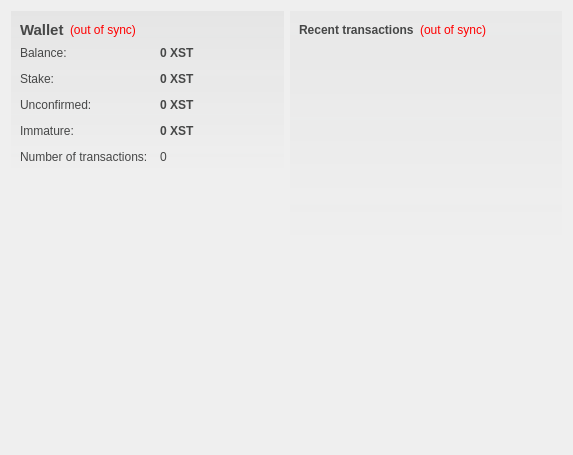
The window that src/qt/forms/overviewpage.ui (Stealth-R-D-LLC/Stealth) describes before a commit, drawn with Qt 5.
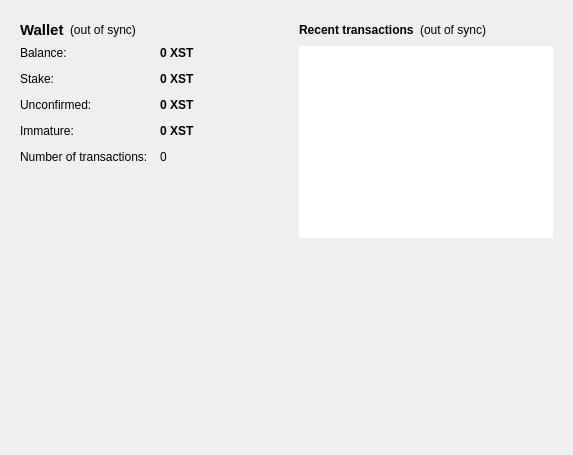
The same window after the commit. Icons and pictures are not drawn.

```diff
--- a/src/qt/forms/overviewpage.ui
+++ b/src/qt/forms/overviewpage.ui
@@ -13,17 +13,11 @@
   <property name="windowTitle">
    <string>Form</string>
   </property>
-  <property name="styleSheet">
-   <string notr="true">#OverviewPage { color: #464747; }</string>
-  </property>
   <layout class="QHBoxLayout" name="horizontalLayout" stretch="1,1">
    <item>
     <layout class="QVBoxLayout" name="verticalLayout_2">
      <item>
       <widget class="QFrame" name="frame">
-       <property name="styleSheet">
-        <string notr="true">#frame { background-color: qlineargradient(spread:pad, x1:0, y1:0, x2:0, y2:1, stop:0 rgba(70,71,71,15), stop:1.0 rgba(70,71,71,0)); }</string>
-       </property>
        <layout class="QVBoxLayout" name="verticalLayout_4">
         <item>
          <layout class="QHBoxLayout" name="horizontalLayout_4">
@@ -36,9 +30,6 @@
               <bold>true</bold>
              </font>
             </property>
-            <property name="styleSheet">
-             <string notr="true">color: #464747;</string>
-            </property>
             <property name="text">
              <string>Wallet</string>
             </property>
@@ -49,9 +40,6 @@
             <property name="toolTip">
              <string>The displayed information may be out of date. Your wallet automatically synchronizes with the StealthCoin network after a connection is established, but this process has not completed yet.</string>
             </property>
-            <property name="styleSheet">
-             <string notr="true">QLabel { color: red; }</string>
-            </property>
             <property name="text">
              <string notr="true">(out of sync)</string>
             </property>
@@ -88,9 +76,6 @@
           </property>
           <item row="0" column="0">
            <widget class="QLabel" name="label">
-            <property name="styleSheet">
-             <string notr="true">color: #464747;</string>
-            </property>
             <property name="text">
              <string>Balance:</string>
             </property>
@@ -110,9 +95,6 @@
             <property name="toolTip">
              <string>Your current balance</string>
             </property>
-            <property name="styleSheet">
-             <string notr="true">color: #464747;</string>
-            </property>
             <property name="text">
              <string notr="true">0 XST</string>
             </property>
@@ -123,9 +105,6 @@
           </item>
           <item row="1" column="0">
            <widget class="QLabel" name="label_6">
-            <property name="styleSheet">
-             <string notr="true">color: #464747;</string>
-            </property>
             <property name="text">
              <string>Stake:</string>
             </property>
@@ -145,9 +124,6 @@
             <property name="toolTip">
              <string>Total of coins that was staked, and do not yet count toward the current balance</string>
             </property>
-            <property name="styleSheet">
-             <string notr="true">color: #464747;</string>
-            </property>
             <property name="text">
              <string notr="true">0 XST</string>
             </property>
@@ -158,9 +134,6 @@
           </item>
           <item row="2" column="0">
            <widget class="QLabel" name="label_3">
-            <property name="styleSheet">
-             <string notr="true">color: #464747;</string>
-            </property>
             <property name="text">
              <string>Unconfirmed:</string>
             </property>
@@ -180,9 +153,6 @@
             <property name="toolTip">
              <string>Total of transactions that have yet to be confirmed, and do not yet count toward the current balance</string>
             </property>
-            <property name="styleSheet">
-             <string notr="true">color: #464747;</string>
-            </property>
             <property name="text">
              <string notr="true">0 XST</string>
             </property>
@@ -193,9 +163,6 @@
           </item>
           <item row="3" column="0">
            <widget class="QLabel" name="labelImmatureText">
-            <property name="styleSheet">
-             <string notr="true">color: #464747;</string>
-            </property>
             <property name="text">
              <string>Immature:</string>
             </property>
@@ -212,9 +179,6 @@
             <property name="toolTip">
              <string>Mined balance that has not yet matured</string>
             </property>
-            <property name="styleSheet">
-             <string notr="true">color: #464747;</string>
-            </property>
             <property name="text">
              <string notr="true">0 XST</string>
             </property>
@@ -225,9 +189,6 @@
           </item>
           <item row="4" column="0">
            <widget class="QLabel" name="label_2">
-            <property name="styleSheet">
-             <string notr="true">color: #464747;</string>
-            </property>
             <property name="text">
              <string>Number of transactions:</string>
             </property>
@@ -238,9 +199,6 @@
             <property name="toolTip">
              <string>Total number of transactions in wallet</string>
             </property>
-            <property name="styleSheet">
-             <string notr="true">color: #464747;</string>
-            </property>
             <property name="text">
              <string notr="true">0</string>
             </property>
@@ -265,7 +223,7 @@
       </spacer>
      </item>
      <item>
-      <widget class="QLabel" name="label_6">
+      <widget class="QLabel" name="label_61">
        <property name="text">
         <string/>
        </property>
@@ -289,17 +247,11 @@
     <layout class="QVBoxLayout" name="verticalLayout_3">
      <item>
       <widget class="QFrame" name="frame_2">
-       <property name="styleSheet">
-        <string notr="true">#frame_2 { background-color: qlineargradient(spread:pad, x1:0, y1:0, x2:0, y2:1, stop:0 rgba(70,71,71,10), stop:1.0 rgba(70,71,71,0)); }</string>
-       </property>
        <layout class="QVBoxLayout" name="verticalLayout">
         <item>
          <layout class="QHBoxLayout" name="horizontalLayout_2">
           <item>
            <widget class="QLabel" name="label_4">
-            <property name="styleSheet">
-             <string notr="true">color: #464747;</string>
-            </property>
             <property name="text">
              <string>&lt;b&gt;Recent transactions&lt;/b&gt;</string>
             </property>
@@ -310,9 +262,6 @@
             <property name="toolTip">
              <string>The displayed information may be out of date. Your wallet automatically synchronizes with the StealthCoin network after a connection is established, but this process has not completed yet.</string>
             </property>
-            <property name="styleSheet">
-             <string notr="true">QLabel { color: red; }</string>
-            </property>
             <property name="text">
              <string notr="true">(out of sync)</string>
             </property>
@@ -338,9 +287,6 @@
         </item>
         <item>
          <widget class="QListView" name="listTransactions">
-          <property name="styleSheet">
-           <string notr="true">QListView { background: transparent; }</string>
-          </property>
           <property name="frameShape">
            <enum>QFrame::NoFrame</enum>
           </property>
```
